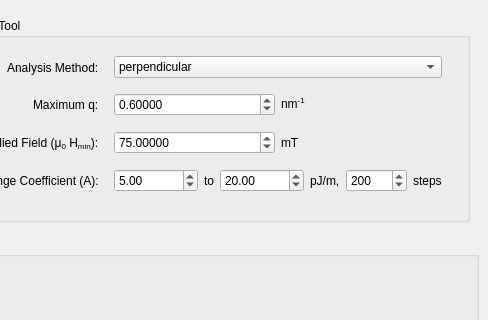
Qt form src/sas/qtgui/Utilities/MuMagTool/UI/MuMagUI.ui (SasView/sasview) before a commit; both pictures show x 207 to 695 and y 0 to 320 of the 695 by 481 pixel window.
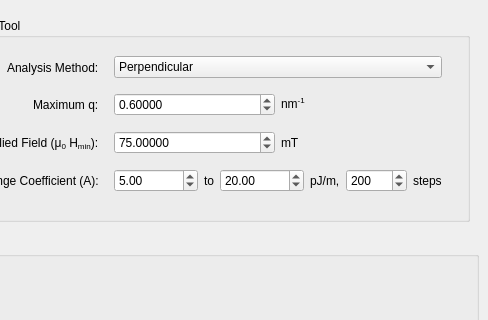
The same form after that commit.

The edit to the form file:
```diff
--- a/src/sas/qtgui/Utilities/MuMagTool/UI/MuMagUI.ui
+++ b/src/sas/qtgui/Utilities/MuMagTool/UI/MuMagUI.ui
@@ -235,11 +235,11 @@
                 <item>
                  <widget class="QComboBox" name="ScatteringGeometrySelect">
                   <property name="currentText">
-                   <string>perpendicular</string>
+                   <string>Perpendicular</string>
                   </property>
                   <item>
                    <property name="text">
-                    <string>perpendicular</string>
+                    <string>Perpendicular</string>
                    </property>
                   </item>
                   <item>
```
Left out of the diff: 2 changed lines with no effect on the pictures.
